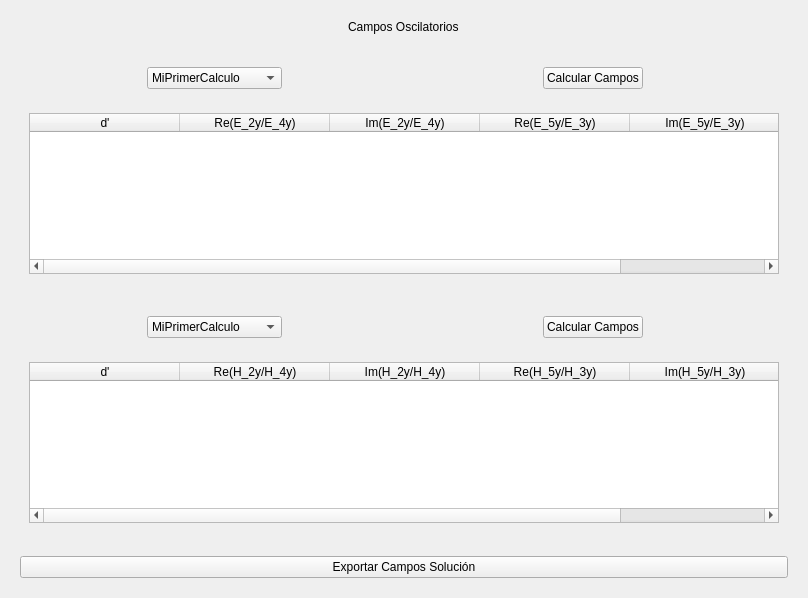
fer90/taller3-tpfinal, file src/designer/field_session_layout.ui: the form before one commit.
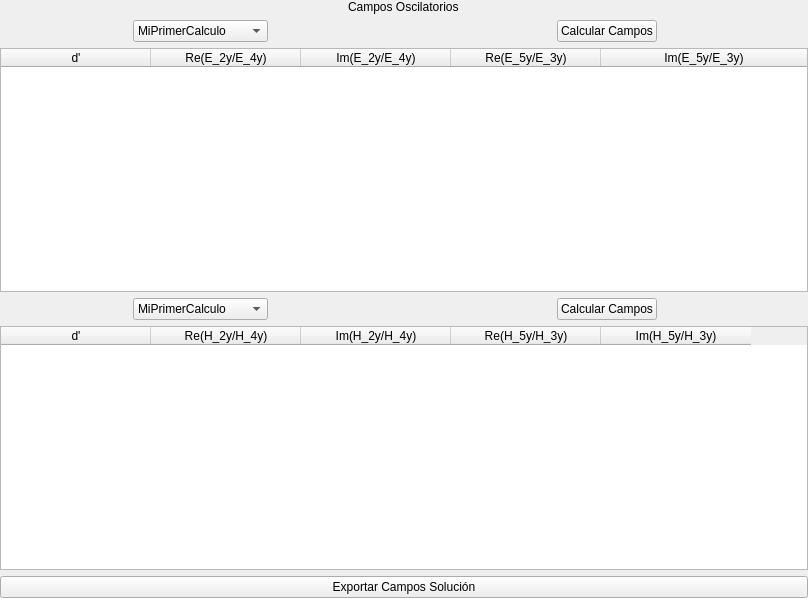
The form after the commit.

```diff
--- a/src/designer/field_session_layout.ui
+++ b/src/designer/field_session_layout.ui
@@ -14,9 +14,15 @@
    <string>Form</string>
   </property>
   <layout class="QVBoxLayout" name="verticalLayout_3">
+   <property name="margin">
+    <number>0</number>
+   </property>
    <item>
     <widget class="QWidget" name="field_session_label_container" native="true">
      <layout class="QHBoxLayout" name="horizontalLayout">
+      <property name="margin">
+       <number>0</number>
+      </property>
       <item alignment="Qt::AlignHCenter">
        <widget class="QLabel" name="field_session_label">
         <property name="text">
@@ -30,9 +36,15 @@
    <item>
     <widget class="QWidget" name="first_field_calculation_container" native="true">
      <layout class="QVBoxLayout" name="verticalLayout">
+      <property name="margin">
+       <number>0</number>
+      </property>
       <item>
        <widget class="QWidget" name="first_field_election_container" native="true">
         <layout class="QHBoxLayout" name="horizontalLayout_2">
+         <property name="margin">
+          <number>0</number>
+         </property>
          <item alignment="Qt::AlignHCenter">
           <widget class="QComboBox" name="first_field_combo">
            <item>
@@ -65,6 +77,9 @@
       <item>
        <widget class="QWidget" name="first_field_solution_container" native="true">
         <layout class="QHBoxLayout" name="horizontalLayout_3">
+         <property name="margin">
+          <number>0</number>
+         </property>
          <item>
           <widget class="QTableWidget" name="first_field_solution_table">
            <property name="gridStyle">
@@ -130,9 +145,15 @@
    <item>
     <widget class="QWidget" name="second_field_calculation_container" native="true">
      <layout class="QVBoxLayout" name="verticalLayout_2">
+      <property name="margin">
+       <number>0</number>
+      </property>
       <item>
        <widget class="QWidget" name="second_field_election_container" native="true">
         <layout class="QHBoxLayout" name="horizontalLayout_5">
+         <property name="margin">
+          <number>0</number>
+         </property>
          <item alignment="Qt::AlignHCenter">
           <widget class="QComboBox" name="second_field_combo">
            <item>
@@ -165,16 +186,25 @@
       <item>
        <widget class="QWidget" name="eh53_container" native="true">
         <layout class="QHBoxLayout" name="horizontalLayout_6">
+         <property name="margin">
+          <number>0</number>
+         </property>
          <item>
           <widget class="QTableWidget" name="second_field_solution_table">
            <property name="horizontalScrollMode">
             <enum>QAbstractItemView::ScrollPerItem</enum>
            </property>
+           <attribute name="horizontalHeaderCascadingSectionResizes">
+            <bool>false</bool>
+           </attribute>
            <attribute name="horizontalHeaderDefaultSectionSize">
             <number>150</number>
            </attribute>
+           <attribute name="horizontalHeaderHighlightSections">
+            <bool>true</bool>
+           </attribute>
            <attribute name="horizontalHeaderMinimumSectionSize">
-            <number>10</number>
+            <number>57</number>
            </attribute>
            <attribute name="horizontalHeaderStretchLastSection">
             <bool>false</bool>
@@ -182,6 +212,9 @@
            <attribute name="verticalHeaderCascadingSectionResizes">
             <bool>false</bool>
            </attribute>
+           <attribute name="verticalHeaderMinimumSectionSize">
+            <number>21</number>
+           </attribute>
            <attribute name="verticalHeaderStretchLastSection">
             <bool>true</bool>
            </attribute>
@@ -236,6 +269,9 @@
    <item>
     <widget class="QWidget" name="export_field_calculation_button_container" native="true">
      <layout class="QHBoxLayout" name="horizontalLayout_8">
+      <property name="margin">
+       <number>0</number>
+      </property>
       <item>
        <widget class="QPushButton" name="export_field_calculation_button">
         <property name="text">
```
